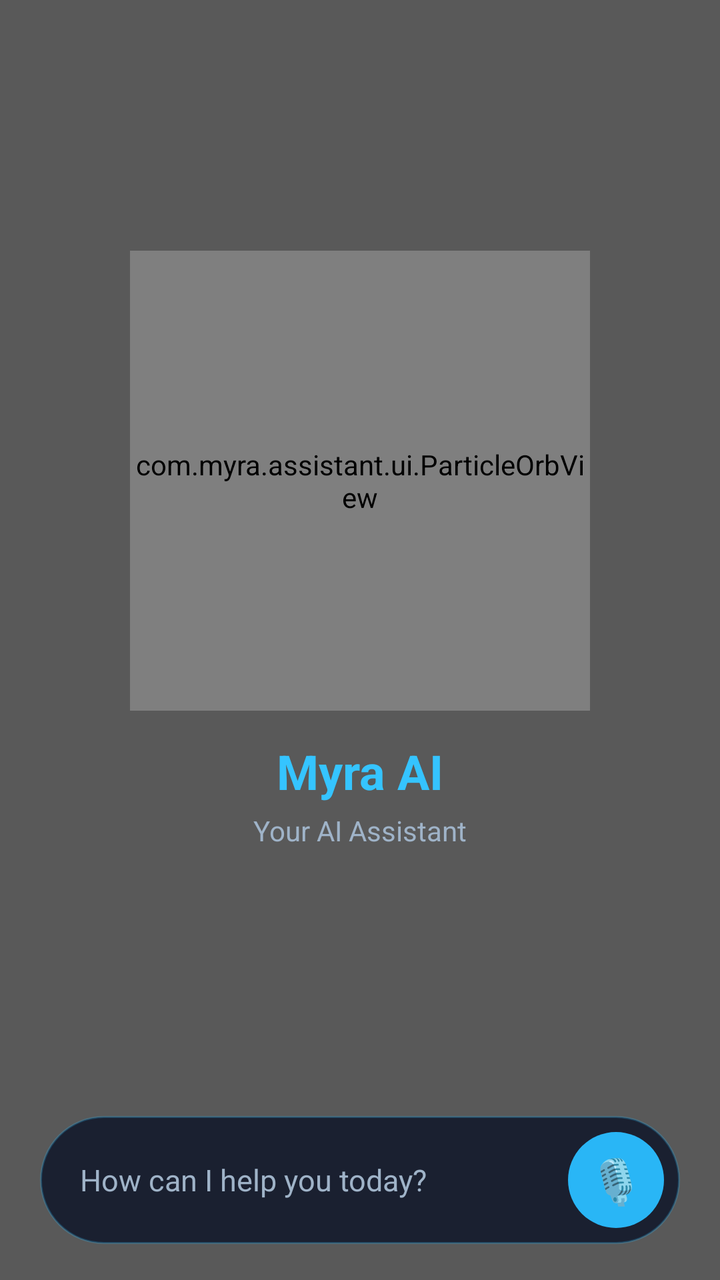
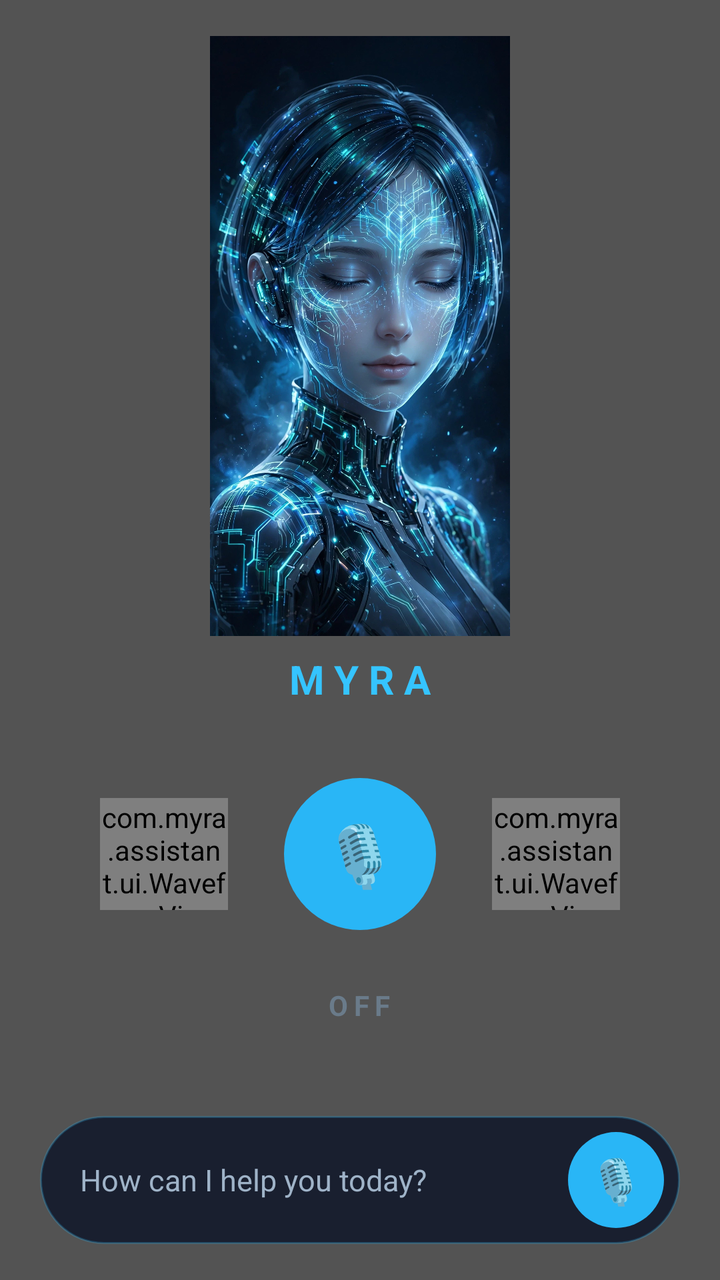

The first picture is an Android layout as it rendered before a commit; the second is the same layout after the commit. The layout source and the unified diff follow.
<!-- AndroidManifest.xml: application theme Theme.MYRA -->
<!-- res/layout/fragment_home.xml -->
<?xml version="1.0" encoding="utf-8"?>
<FrameLayout xmlns:android="http://schemas.android.com/apk/res/android"
    android:layout_width="match_parent"
    android:layout_height="match_parent">

    
    <VideoView
        android:id="@+id/bgVideo"
        android:layout_width="match_parent"
        android:layout_height="match_parent"
        android:layout_gravity="center" />

    
    <View
        android:layout_width="match_parent"
        android:layout_height="match_parent"
        android:background="#4D000000" />

    
    <LinearLayout
        android:layout_width="match_parent"
        android:layout_height="match_parent"
        android:gravity="center"
        android:orientation="vertical"
        android:paddingBottom="90dp">

        <com.myra.assistant.ui.ParticleOrbView
            android:id="@+id/particleOrb"
            android:layout_width="230dp"
            android:layout_height="230dp"
            android:clickable="true"
            android:focusable="true" />

        <TextView
            android:layout_width="wrap_content"
            android:layout_height="wrap_content"
            android:layout_marginTop="14dp"
            android:text="Myra AI"
            android:textColor="#35C4FF"
            android:textSize="24sp"
            android:textStyle="bold" />

        <TextView
            android:layout_width="wrap_content"
            android:layout_height="wrap_content"
            android:layout_marginTop="4dp"
            android:text="Your AI Assistant"
            android:textColor="#9FB3C8"
            android:textSize="14sp" />

    </LinearLayout>

    
    <LinearLayout
        android:layout_width="match_parent"
        android:layout_height="wrap_content"
        android:layout_gravity="bottom"
        android:paddingLeft="20dp"
        android:paddingRight="20dp"
        android:paddingBottom="18dp">

        <LinearLayout
            android:id="@+id/inputBar"
            android:layout_width="match_parent"
            android:layout_height="wrap_content"
            android:background="@drawable/bg_home_input"
            android:clickable="true"
            android:focusable="true"
            android:gravity="center_vertical"
            android:orientation="horizontal"
            android:padding="8dp">

            <TextView
                android:layout_width="0dp"
                android:layout_height="wrap_content"
                android:layout_weight="1"
                android:paddingLeft="12dp"
                android:text="How can I help you today?"
                android:textColor="#9FB3C8"
                android:textSize="15sp" />

            <TextView
                android:id="@+id/inputMic"
                android:layout_width="48dp"
                android:layout_height="48dp"
                android:background="@drawable/bg_mic_circle"
                android:clickable="true"
                android:focusable="true"
                android:gravity="center"
                android:text="🎙"
                android:textSize="22sp" />

        </LinearLayout>

    </LinearLayout>

</FrameLayout>
<!-- resources referenced by this layout -->
<resources>
  <!-- drawable bg_home_input (drawable) -->
  <?xml version="1.0" encoding="utf-8"?>
  <shape xmlns:android="http://schemas.android.com/apk/res/android" android:shape="rectangle">
      <corners android:radius="32dp" />
      <solid android:color="#CC0B1226" />
      <stroke android:width="1dp" android:color="#4029B6F6" />
  </shape>
  <!-- drawable bg_mic_circle (drawable) -->
  <?xml version="1.0" encoding="utf-8"?>
  <shape xmlns:android="http://schemas.android.com/apk/res/android" android:shape="oval">
      <solid android:color="#29B6F6" />
  </shape>
  <style name="Theme.MYRA" parent="Theme.AppCompat.NoActionBar">
          <item name="colorPrimary">#7C4DFF</item>
          <item name="colorPrimaryDark">#050518</item>
          <item name="colorAccent">#03DAC5</item>
          <item name="android:statusBarColor">#050518</item>
          <item name="android:windowLightStatusBar">false</item>
          <item name="android:navigationBarColor">#0D0D2B</item>
          <item name="android:windowBackground">#050518</item>
      </style>
</resources>

<!-- the commit's change to res/layout/fragment_home.xml (unified diff, before → after) -->
@@ -14,7 +14,7 @@
     <View
         android:layout_width="match_parent"
         android:layout_height="match_parent"
-        android:background="#4D000000" />
+        android:background="#59000000" />
 
     
     <LinearLayout
@@ -22,31 +22,92 @@
         android:layout_height="match_parent"
         android:gravity="center"
         android:orientation="vertical"
-        android:paddingBottom="90dp">
+        android:paddingBottom="110dp">
 
-        <com.myra.assistant.ui.ParticleOrbView
-            android:id="@+id/particleOrb"
-            android:layout_width="230dp"
-            android:layout_height="230dp"
-            android:clickable="true"
-            android:focusable="true" />
+        <ImageView
+            android:id="@+id/girlArt"
+            android:layout_width="240dp"
+            android:layout_height="300dp"
+            android:adjustViewBounds="true"
+            android:contentDescription="MYRA"
+            android:scaleType="fitCenter"
+            android:src="@drawable/myra_girl_home" />
 
         <TextView
             android:layout_width="wrap_content"
             android:layout_height="wrap_content"
-            android:layout_marginTop="14dp"
-            android:text="Myra AI"
+            android:layout_marginTop="8dp"
+            android:letterSpacing="0.25"
+            android:text="MYRA"
             android:textColor="#35C4FF"
-            android:textSize="24sp"
+            android:textSize="20sp"
             android:textStyle="bold" />
 
+        
+        <LinearLayout
+            android:layout_width="match_parent"
+            android:layout_height="wrap_content"
+            android:layout_marginTop="18dp"
+            android:gravity="center_vertical|center_horizontal"
+            android:orientation="horizontal">
+
+            <com.myra.assistant.ui.WaveformView
+                android:id="@+id/barsLeft"
+                android:layout_width="64dp"
+                android:layout_height="56dp"
+                android:layout_marginRight="10dp" />
+
+            <FrameLayout
+                android:layout_width="112dp"
+                android:layout_height="112dp">
+
+                <ImageView
+                    android:id="@+id/micGlowRing"
+                    android:layout_width="match_parent"
+                    android:layout_height="match_parent"
+                    android:contentDescription="@null"
+                    android:src="@drawable/bg_mic_glow_ring"
+                    android:visibility="invisible" />
+
+                <LinearLayout
+                    android:id="@+id/micButton"
+                    android:layout_width="76dp"
+                    android:layout_height="76dp"
+                    android:layout_gravity="center"
+                    android:background="@drawable/bg_mic_circle"
+                    android:clickable="true"
+                    android:focusable="true"
+                    android:gravity="center"
+                    android:orientation="vertical">
+
+                    <TextView
+                        android:layout_width="wrap_content"
+                        android:layout_height="wrap_content"
+                        android:text="🎙"
+                        android:textSize="30sp" />
+
+                </LinearLayout>
+
+            </FrameLayout>
+
+            <com.myra.assistant.ui.WaveformView
+                android:id="@+id/barsRight"
+                android:layout_width="64dp"
+                android:layout_height="56dp"
+                android:layout_marginLeft="10dp" />
+
+        </LinearLayout>
+
         <TextView
+            android:id="@+id/micStateText"
             android:layout_width="wrap_content"
             android:layout_height="wrap_content"
-            android:layout_marginTop="4dp"
-            android:text="Your AI Assistant"
-            android:textColor="#9FB3C8"
-            android:textSize="14sp" />
+            android:layout_marginTop="10dp"
+            android:letterSpacing="0.2"
+            android:text="OFF"
+            android:textColor="#6A7B8A"
+            android:textSize="14sp"
+            android:textStyle="bold" />
 
     </LinearLayout>
 
<!-- resource entries referenced after the edit -->
@@ -12,6 +12,20 @@
   <shape xmlns:android="http://schemas.android.com/apk/res/android" android:shape="oval">
       <solid android:color="#29B6F6" />
   </shape>
+  <!-- drawable bg_mic_glow_ring (drawable) -->
+  <?xml version="1.0" encoding="utf-8"?>
+  <shape xmlns:android="http://schemas.android.com/apk/res/android"
+      android:shape="ring"
+      android:innerRadiusRatio="2.4"
+      android:thicknessRatio="16"
+      android:useLevel="false">
+      <gradient
+          android:type="sweep"
+          android:startColor="#35C4FF"
+          android:centerColor="#9B5CF6"
+          android:endColor="#35C4FF" />
+  </shape>
+  <!-- drawable myra_girl_home: webp bitmap (drawable, 413466 bytes) -->
   <style name="Theme.MYRA" parent="Theme.AppCompat.NoActionBar">
           <item name="colorPrimary">#7C4DFF</item>
           <item name="colorPrimaryDark">#050518</item>
